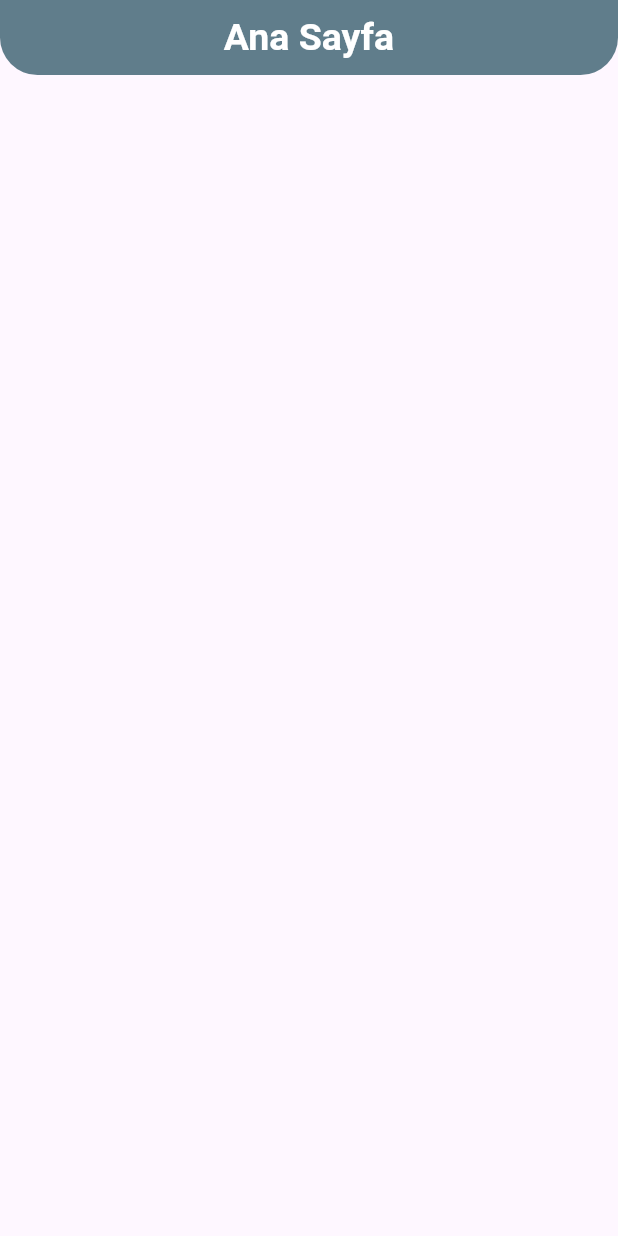
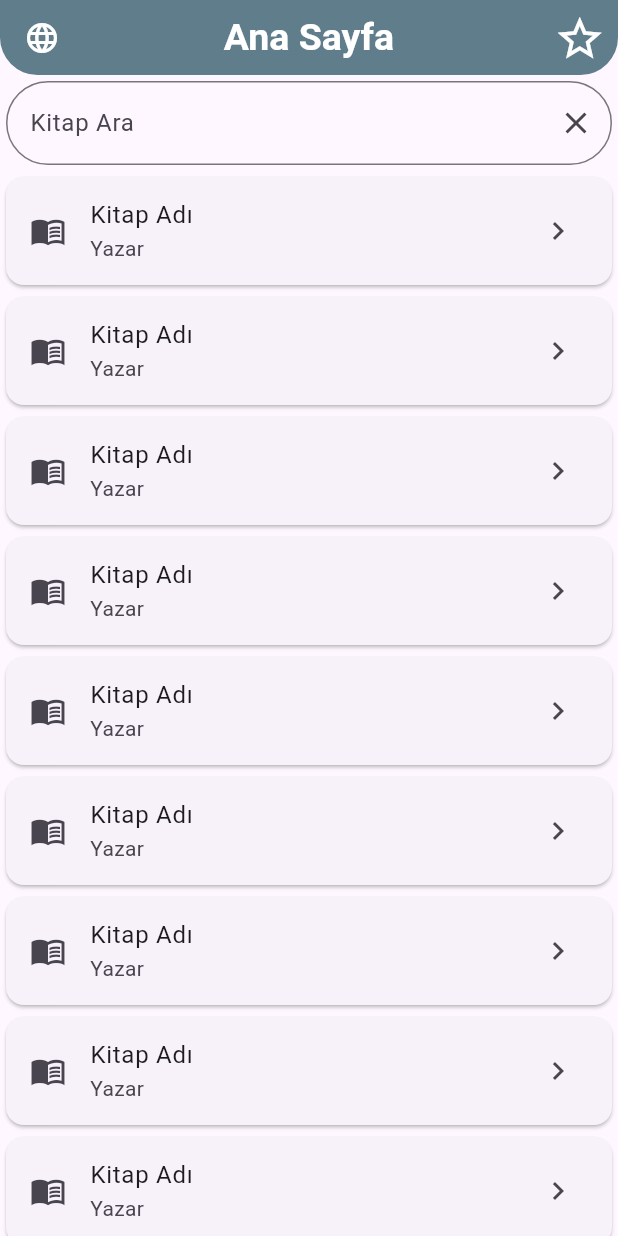
Before and after one commit to sefayolcu6/flutter_tech_task, a Flutter app: the screen it shows after launch, on a phone screen of 412 x 824 dp. Run offline on Flutter 3.47's test engine with Material 3 defaults, Android fonts, the phone set to English and light mode, and no system bars; our stand-ins replace another_flushbar.

Commit message:
Ana sayfa ekran tasarımı yapıldı. Sayfa navigationları ayarlandı

```diff
--- a/lib/core/helpers/custom_colors.dart
+++ b/lib/core/helpers/custom_colors.dart
@@ -54,7 +54,6 @@ class CustomColorConstant {
   final Color lightGreenAccent = Colors.lightGreenAccent;
   final Color deepOrangeAccent = Colors.deepOrangeAccent;
 
-  // Custom shades for existing colors
   final Color red50 = Colors.red.shade50;
   final Color red100 = Colors.red.shade100;
   final Color red200 = Colors.red.shade200;
--- /dev/null
+++ b/lib/core/widgets/textformfield_widget.dart
@@ -0,0 +1,62 @@
+import 'package:flutter/material.dart';
+import 'package:flutter_tech_task/core/helpers/custom_paddings.dart';
+
+class AppTextFormField extends StatefulWidget {
+  final String label;
+  final FocusNode? focusNode;
+  final bool? obscureText;
+  final TextEditingController controller;
+  final VoidCallback? onTap;
+  final Widget? prefixIcon;
+  final bool? readOnly;
+  final String? Function(String?)? validator;
+
+  const AppTextFormField({
+    Key? key,
+    required this.label,
+    this.focusNode,
+    this.obscureText,
+    required this.controller,
+    this.onTap,
+    this.prefixIcon,
+    this.readOnly,
+    this.validator,
+  }) : super(key: key);
+
+  @override
+  _AppTextFormFieldState createState() => _AppTextFormFieldState();
+}
+
+class _AppTextFormFieldState extends State<AppTextFormField> {
+  @override
+  Widget build(BuildContext context) {
+    return Padding(
+      padding: CustomPaddingConstant.instance.appPaddingAll4,
+      child: TextFormField(
+        validator: widget.validator,
+        onTap: widget.onTap,
+        focusNode: widget.focusNode,
+        readOnly: widget.readOnly ?? false,
+        textAlign: TextAlign.start,
+        obscureText: widget.obscureText ?? false,
+        controller: widget.controller,
+        decoration: InputDecoration(
+          prefixIcon: widget.prefixIcon,
+          suffixIcon: IconButton(
+            onPressed: () {
+              widget.controller.clear();
+              widget.focusNode?.unfocus();
+            },
+            icon: const Icon(Icons.close),
+          ),
+          labelText: widget.label,
+          border: const OutlineInputBorder(
+            borderRadius: BorderRadius.all(
+              Radius.circular(30.0),
+            ),
+          ),
+        ),
+      ),
+    );
+  }
+}
--- a/lib/features/main_page/view/main_page_screen.dart
+++ b/lib/features/main_page/view/main_page_screen.dart
@@ -1,4 +1,9 @@
 import 'package:flutter/material.dart';
+import 'package:flutter_tech_task/core/helpers/custom_colors.dart';
+import 'package:flutter_tech_task/core/widgets/listtile_card_widget.dart';
+import 'package:flutter_tech_task/core/widgets/textformfield_widget.dart';
+import 'package:flutter_tech_task/features/book_details/view/book_detail_screen.dart';
+import 'package:flutter_tech_task/features/favorite_list/view/favorite_list_screen.dart';
 
 class MainPageScreen extends StatefulWidget {
   const MainPageScreen({super.key});
@@ -8,10 +13,70 @@ class MainPageScreen extends StatefulWidget {
 }
 
 class _MainPageScreenState extends State<MainPageScreen> {
+  TextEditingController searchBarTextEditingController = TextEditingController();
   @override
   Widget build(BuildContext context) {
     return Scaffold(
-      appBar: AppBar(title: Text("Ana Sayfa"),),
+      appBar: _buildAppar(context),
+      body: _buildMainBody(),
+    );
+  }
+
+  Column _buildMainBody() {
+    return Column(
+      children: [
+        AppTextFormField(
+          controller: searchBarTextEditingController,
+          label: "Kitap Ara",
+        ),
+        _buildBookCardList(),
+      ],
+    );
+  }
+
+  Widget _buildBookCardList() {
+    return Expanded(
+      child: ListView.builder(
+        itemCount: 20,
+        itemBuilder: (context, index) {
+          return CustomListTileCard(
+            title: Text("Kitap Adı"),
+            subtitle: Text("Yazar"),
+            onTap: () {
+              Navigator.push(
+                  context,
+                  MaterialPageRoute(
+                    builder: (context) => BookDetailScreen(),
+                  ));
+            },
+            trailing: Icon(Icons.chevron_right_outlined),
+            leading: Icon(Icons.menu_book_sharp),
+          );
+        },
+      ),
+    );
+  }
+
+  AppBar _buildAppar(BuildContext context) {
+    return AppBar(
+      title: Text("Ana Sayfa"),
+      leading: IconButton(
+          onPressed: () {},
+          icon: Icon(
+            Icons.language_rounded,
+            color: CustomColorConstant.instance.white,
+          )),
+      actions: [
+        IconButton(
+            onPressed: () {
+              Navigator.push(
+                  context,
+                  MaterialPageRoute(
+                    builder: (context) => FavoriteListScreen(),
+                  ));
+            },
+            icon: Icon(Icons.star_outline))
+      ],
     );
   }
 }
```
Also changed, not shown: lib/features/book_details/view/book_detail_screen.dart (+19 -0 lines), lib/features/favorite_list/view/favorite_list_screen.dart (+19 -0 lines).
